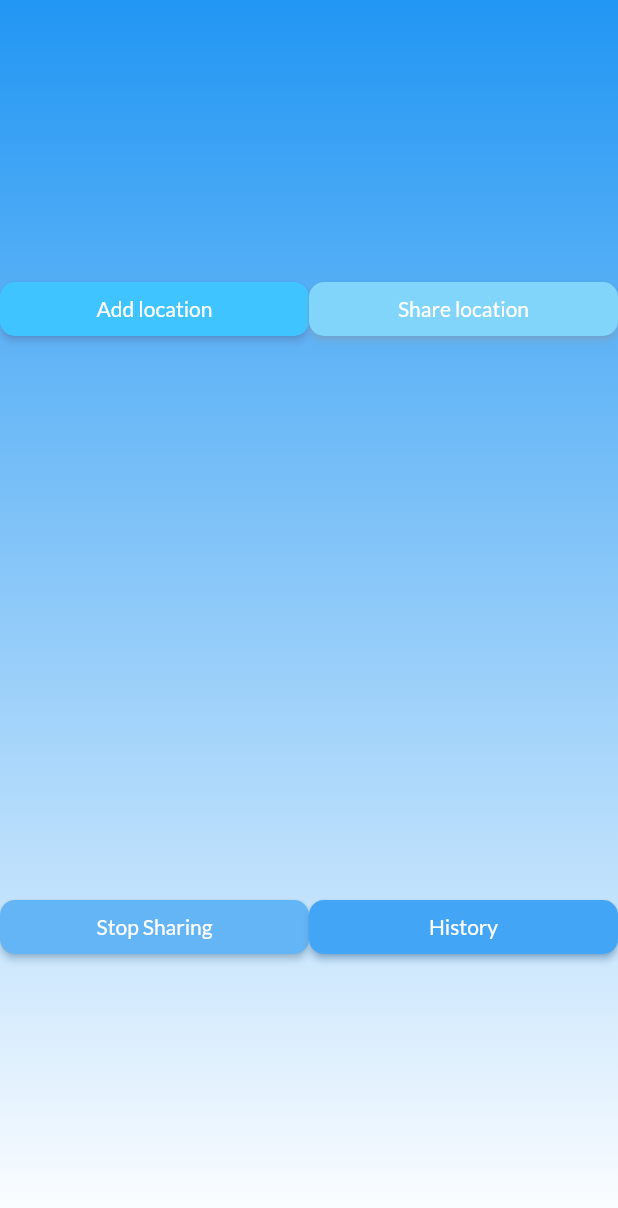
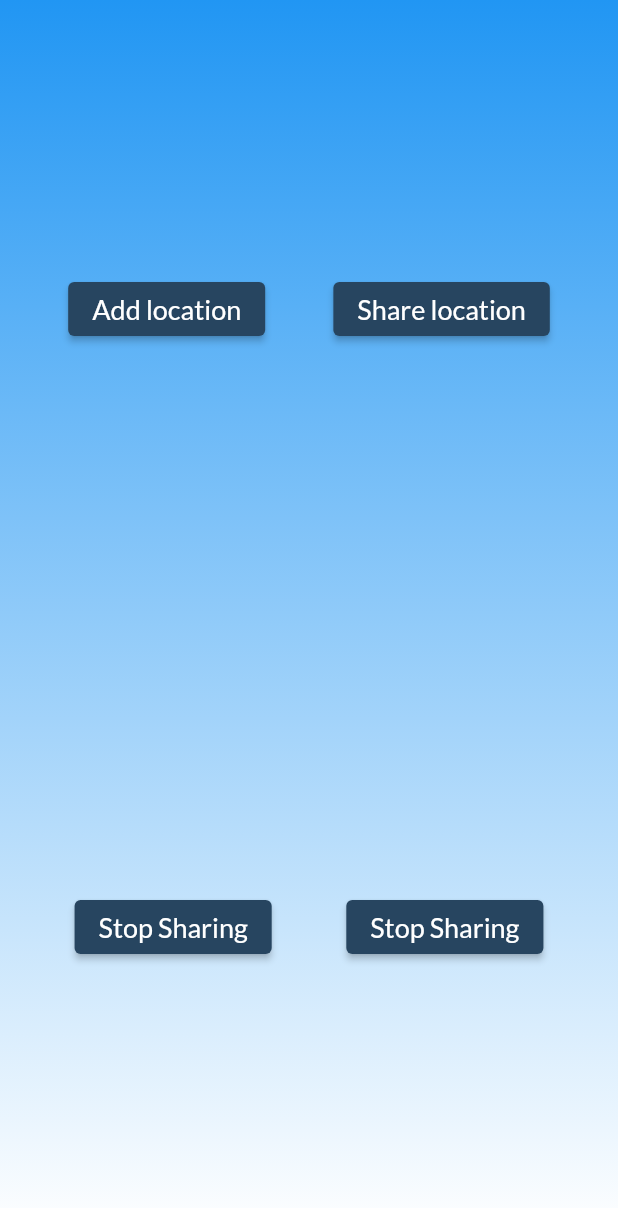
Before and after one commit to SagittariusA11/CCExtractor_Beacon_Task, a Flutter app: the HomeScreen screen opened directly, on a phone screen of 412 x 824 dp. Shown: the top 1208 px of the screen. Run offline on Flutter 3.47's test engine with Material 2 defaults, Android fonts, the phone set to English and light mode, and no system bars; our stand-ins replace cloud_firestore, firebase_auth, firebase_core, firebase_storage, flutter_screenutil, flutter_svg and 2 more; accounts and stored records are empty.

Commit message:
added_homescreen

```diff
--- a/lib/controller/auth_controller.dart
+++ b/lib/controller/auth_controller.dart
@@ -50,53 +50,7 @@ class AuthController extends GetxController{
     });
   }
 
-  // signInWithGoogle() async {
-  //   isLoading(true);
-  //   // Trigger the authentication flow
-  //   final GoogleSignInAccount? googleUser = await GoogleSignIn().signIn();
-  //
-  //   // Obtain the auth details from the request
-  //   final GoogleSignInAuthentication? googleAuth =
-  //   await googleUser?.authentication;
-  //
-  //   // Create a new credential
-  //   final credential = GoogleAuthProvider.credential(
-  //     accessToken: googleAuth?.accessToken,
-  //     idToken: googleAuth?.idToken,
-  //   );
-  //
-  //   // Once signed in, return the UserCredential
-  //   FirebaseAuth.instance.signInWithCredential(credential).then((value) {
-  //     isLoading(false);
-  //
-  //     Get.to(() => HomeScreen());
-  //   }).catchError((e) {
-  //     isLoading(false);
-  //     print("Error is $e");
-  //   });
-  // }
-
   var isProfileInformationLoading = false.obs;
-
-  Future<String> uploadImageToFirebaseStorage(File image) async {
-    String imageUrl = '';
-    String fileName = Path.basename(image.path);
-
-    var reference =
-    FirebaseStorage.instance.ref().child('profileImages/$fileName');
-    UploadTask uploadTask = reference.putFile(image);
-    TaskSnapshot taskSnapshot = await uploadTask.whenComplete(() => null);
-    await taskSnapshot.ref.getDownloadURL().then((value) {
-      imageUrl = value;
-    }).catchError((e) {
-      print("Error happen $e");
-    });
-
-    return imageUrl;
-  }
-
-
-
 
   uploadProfileData(String imageUrl, String firstName,
       String mobileNumber, String dob, String age, String shortDetails,
--- a/lib/home_screen.dart
+++ b/lib/home_screen.dart
@@ -1,3 +1,4 @@
+import 'package:ccextractor_beacon_task/utils/my_widgets.dart';
 import 'package:flutter/material.dart';
 
 class HomeScreen extends StatefulWidget {
@@ -10,7 +11,8 @@ class HomeScreen extends StatefulWidget {
 class _HomeScreenState extends State<HomeScreen> {
   @override
   Widget build(BuildContext context) {
-    return Scaffold(
+    return SafeArea(
+      child: Scaffold(
         body: Container(
           decoration: BoxDecoration(
             gradient: LinearGradient(
@@ -23,63 +25,38 @@ class _HomeScreenState extends State<HomeScreen> {
             children: <Widget>[
               Expanded(
                 child: Row(
-                children: <Widget>[
-                  Expanded(
-                    child: ElevatedButton(
-                      onPressed: () {},
-                      child: Text("Add location"),
-                      style: ElevatedButton.styleFrom(
-                          primary: Colors.lightBlueAccent[200],
-                          shape: RoundedRectangleBorder(
-                              borderRadius: BorderRadius.circular(10)),
-                          shadowColor: Colors.blueAccent[100]),
+                  mainAxisAlignment: MainAxisAlignment.spaceEvenly,
+                  children: [
+                    elevatedButton(
+                      text: "Add location",
+                      onpress: () {},
                     ),
-                  ),
-                  Expanded(
-                    child: ElevatedButton(
-                      onPressed: () {},
-                      child: Text("Share location"),
-                      style: ElevatedButton.styleFrom(
-                          primary: Colors.lightBlue[200],
-                          shape: RoundedRectangleBorder(
-                              borderRadius: BorderRadius.circular(10)),
-                          shadowColor: Colors.blue[100]),
-                    ),
-                  ),
+                    elevatedButton(
+                      text: "Share location",
+                      onpress: () {},
+                    )
                   ],
                 ),
               ),
               Expanded(
                 child: Row(
+                  mainAxisAlignment: MainAxisAlignment.spaceEvenly,
                   children: <Widget>[
-                  Expanded(
-                    child: ElevatedButton(
-                      onPressed: () {},
-                      child: Text("Stop Sharing"),
-                      style: ElevatedButton.styleFrom(
-                          primary: Colors.blue[300],
-                          shape: RoundedRectangleBorder(
-                              borderRadius: BorderRadius.circular(10)),
-                          shadowColor: Colors.blue[200]),
+                    elevatedButton(
+                      text: "Stop Sharing",
+                      onpress: () {},
                     ),
-                  ),
-                  Expanded(
-                    child: ElevatedButton(
-                      onPressed: () {},
-                      child: Text("History"),
-                      style: ElevatedButton.styleFrom(
-                          primary: Colors.blue[400],
-                          shape: RoundedRectangleBorder(
-                              borderRadius: BorderRadius.circular(10)),
-                          shadowColor: Colors.blue[300]),
-                    ),
-                  ),
+                    elevatedButton(
+                      text: "Stop Sharing",
+                      onpress: () {},
+                    )
                   ],
                 ),
               ),
             ],
           ),
         ),
+      ),
     );
   }
 }
--- a/lib/login_view.dart
+++ b/lib/login_view.dart
@@ -6,7 +6,7 @@ import 'package:google_fonts/google_fonts.dart';
 
 import '../controller/auth_controller.dart';
 import '../utils/app_color.dart';
-import 'my_widgets.dart';
+import 'utils/my_widgets.dart';
 
 class LoginView extends StatefulWidget {
   const LoginView({Key? key}) : super(key: key);
--- a/lib/main.dart
+++ b/lib/main.dart
@@ -8,7 +8,7 @@ import 'package:google_fonts/google_fonts.dart';
 void main() async {
   WidgetsFlutterBinding.ensureInitialized();
   await Firebase.initializeApp();
-  await FirebaseAuth.instance.useAuthEmulator('localhost', 9099);
+  // await FirebaseAuth.instance.useAuthEmulator('localhost', 9099);
   runApp(MyApp());
 }
 
--- a/lib/my_widgets.dart
+++ b/lib/utils/my_widgets.dart
@@ -2,7 +2,7 @@ import 'package:flutter/cupertino.dart';
 import 'package:flutter/material.dart';
 import 'package:flutter_svg/svg.dart';
 import 'package:get/get.dart';
-import 'utils/app_color.dart';
+import 'app_color.dart';
 
 Widget myText({text, style, textAlign}) {
   return Text(
```
Lines whose indentation alone changed are shown as unchanged.
